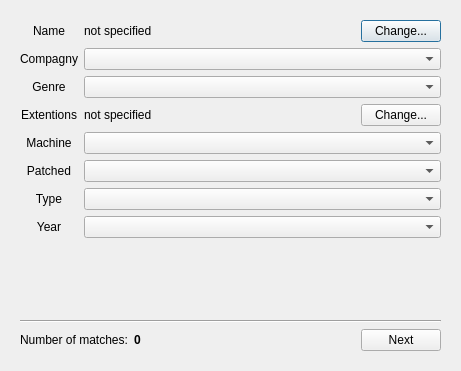
First picture: the form in res/softwaredb.ui, repository openMSX/catapult, before the edit.
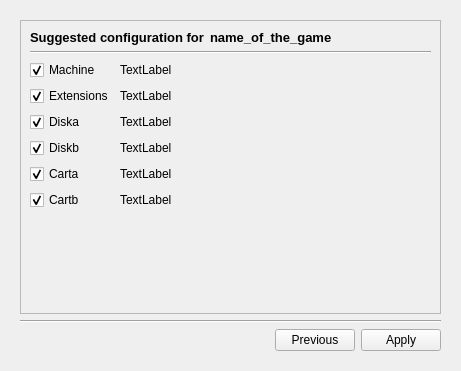
Second picture: the form after the edit. The open tabs and pages were chosen to show the change. Icons and pictures are not drawn. Custom widgets are drawn as their Qt base class.

Commit message: more splitters and slideshow widgetsm and some more ui for the softwaredb

Patch:
```diff
--- a/res/softwaredb.ui
+++ b/res/softwaredb.ui
@@ -25,6 +25,14 @@
       <number>1</number>
      </property>
      <widget class="QWidget" name="page" >
+      <property name="geometry" >
+       <rect>
+        <x>0</x>
+        <y>0</y>
+        <width>443</width>
+        <height>353</height>
+       </rect>
+      </property>
       <layout class="QVBoxLayout" >
        <item>
         <layout class="QGridLayout" >
@@ -486,10 +494,292 @@
        </item>
       </layout>
      </widget>
-    </widget>
-   </item>
-  </layout>
- </widget>
+     <widget class="QWidget" name="page_3" >
+      <property name="geometry" >
+       <rect>
+        <x>0</x>
+        <y>0</y>
+        <width>443</width>
+        <height>353</height>
+       </rect>
+      </property>
+      <layout class="QVBoxLayout" name="verticalLayout" >
+       <item>
+        <widget class="QFrame" name="frame_2" >
+         <property name="sizePolicy" >
+          <sizepolicy vsizetype="Expanding" hsizetype="Expanding" >
+           <horstretch>0</horstretch>
+           <verstretch>0</verstretch>
+          </sizepolicy>
+         </property>
+         <property name="frameShape" >
+          <enum>QFrame::StyledPanel</enum>
+         </property>
+         <property name="frameShadow" >
+          <enum>QFrame::Raised</enum>
+         </property>
+         <layout class="QVBoxLayout" name="verticalLayout_2" >
+          <item>
+           <layout class="QHBoxLayout" name="horizontalLayout_2" >
+            <item>
+             <widget class="QLabel" name="label_9" >
+              <property name="sizePolicy" >
+               <sizepolicy vsizetype="Preferred" hsizetype="Minimum" >
+                <horstretch>0</horstretch>
+                <verstretch>0</verstretch>
+               </sizepolicy>
+              </property>
+              <property name="font" >
+               <font>
+                <pointsize>10</pointsize>
+                <weight>75</weight>
+                <bold>true</bold>
+               </font>
+              </property>
+              <property name="text" >
+               <string>Suggested configuration for</string>
+              </property>
+             </widget>
+            </item>
+            <item>
+             <widget class="QLabel" name="gamenameLabel" >
+              <property name="sizePolicy" >
+               <sizepolicy vsizetype="Preferred" hsizetype="Expanding" >
+                <horstretch>0</horstretch>
+                <verstretch>0</verstretch>
+               </sizepolicy>
+              </property>
+              <property name="font" >
+               <font>
+                <pointsize>10</pointsize>
+                <weight>75</weight>
+                <bold>true</bold>
+               </font>
+              </property>
+              <property name="text" >
+               <string>name_of_the_game</string>
+              </property>
+             </widget>
+            </item>
+           </layout>
+          </item>
+          <item>
+           <widget class="Line" name="line_4" >
+            <property name="orientation" >
+             <enum>Qt::Horizontal</enum>
+            </property>
+           </widget>
+          </item>
+          <item>
+           <layout class="QGridLayout" name="gridLayout" >
+            <item row="0" column="0" >
+             <widget class="QCheckBox" name="machineCheckBox" >
+              <property name="text" >
+               <string>Machine</string>
+              </property>
+              <property name="checked" >
+               <bool>true</bool>
+              </property>
+             </widget>
+            </item>
+            <item row="0" column="1" >
+             <widget class="QLabel" name="machineLabel" >
+              <property name="sizePolicy" >
+               <sizepolicy vsizetype="Preferred" hsizetype="Expanding" >
+                <horstretch>0</horstretch>
+                <verstretch>0</verstretch>
+               </sizepolicy>
+              </property>
+              <property name="text" >
+               <string>TextLabel</string>
+              </property>
+             </widget>
+            </item>
+            <item row="1" column="0" >
+             <widget class="QCheckBox" name="extensionsCheckBox" >
+              <property name="text" >
+               <string>Extensions</string>
+              </property>
+              <property name="checked" >
+               <bool>true</bool>
+              </property>
+             </widget>
+            </item>
+            <item row="1" column="1" >
+             <widget class="QLabel" name="extensionsLabel" >
+              <property name="sizePolicy" >
+               <sizepolicy vsizetype="Preferred" hsizetype="Expanding" >
+                <horstretch>0</horstretch>
+                <verstretch>0</verstretch>
+               </sizepolicy>
+              </property>
+              <property name="text" >
+               <string>TextLabel</string>
+              </property>
+             </widget>
+            </item>
+            <item row="2" column="0" >
+             <widget class="QCheckBox" name="diskaCheckBox" >
+              <property name="text" >
+               <string>Diska</string>
+              </property>
+              <property name="checked" >
+               <bool>true</bool>
+              </property>
+             </widget>
+            </item>
+            <item row="2" column="1" >
+             <widget class="QLabel" name="diskaLabel" >
+              <property name="sizePolicy" >
+               <sizepolicy vsizetype="Preferred" hsizetype="Expanding" >
+                <horstretch>0</horstretch>
+                <verstretch>0</verstretch>
+               </sizepolicy>
+              </property>
+              <property name="text" >
+               <string>TextLabel</string>
+              </property>
+             </widget>
+            </item>
+            <item row="3" column="0" >
+             <widget class="QCheckBox" name="diskbCheckBox" >
+              <property name="text" >
+               <string>Diskb</string>
+              </property>
+              <property name="checked" >
+               <bool>true</bool>
+              </property>
+             </widget>
+            </item>
+            <item row="3" column="1" >
+             <widget class="QLabel" name="diskbLabel" >
+              <property name="sizePolicy" >
+               <sizepolicy vsizetype="Preferred" hsizetype="Expanding" >
+                <horstretch>0</horstretch>
+                <verstretch>0</verstretch>
+               </sizepolicy>
+              </property>
+              <property name="text" >
+               <string>TextLabel</string>
+              </property>
+             </widget>
+            </item>
+            <item row="4" column="0" >
+             <widget class="QCheckBox" name="cartaCheckBox" >
+              <property name="text" >
+               <string>Carta</string>
+              </property>
+              <property name="checked" >
+               <bool>true</bool>
+              </property>
+             </widget>
+            </item>
+            <item row="4" column="1" >
+             <widget class="QLabel" name="cartaLabel" >
+              <property name="sizePolicy" >
+               <sizepolicy vsizetype="Preferred" hsizetype="Expanding" >
+                <horstretch>0</horstretch>
+                <verstretch>0</verstretch>
+               </sizepolicy>
+              </property>
+              <property name="text" >
+               <string>TextLabel</string>
+              </property>
+             </widget>
+            </item>
+            <item row="5" column="0" >
+             <widget class="QCheckBox" name="cartbCheckBox" >
+              <property name="text" >
+               <string>Cartb</string>
+              </property>
+              <property name="checked" >
+               <bool>true</bool>
+              </property>
+             </widget>
+            </item>
+            <item row="5" column="1" >
+             <widget class="QLabel" name="cartbLabel" >
+              <property name="sizePolicy" >
+               <sizepolicy vsizetype="Preferred" hsizetype="Expanding" >
+                <horstretch>0</horstretch>
+                <verstretch>0</verstretch>
+               </sizepolicy>
+              </property>
+              <property name="text" >
+               <string>TextLabel</string>
+              </property>
+             </widget>
+            </item>
+           </layout>
+          </item>
+          <item>
+           <spacer name="verticalSpacer" >
+            <property name="orientation" >
+             <enum>Qt::Vertical</enum>
+            </property>
+            <property name="sizeHint" stdset="0" >
+             <size>
+              <width>20</width>
+              <height>81</height>
+             </size>
+            </property>
+           </spacer>
+          </item>
+         </layout>
+        </widget>
+       </item>
+       <item>
+        <widget class="Line" name="line_3" >
+         <property name="orientation" >
+          <enum>Qt::Horizontal</enum>
+         </property>
+        </widget>
+       </item>
+       <item>
+        <layout class="QHBoxLayout" name="horizontalLayout" >
+         <item>
+          <spacer name="horizontalSpacer" >
+           <property name="orientation" >
+            <enum>Qt::Horizontal</enum>
+           </property>
+           <property name="sizeHint" stdset="0" >
+            <size>
+             <width>40</width>
+             <height>20</height>
+            </size>
+           </property>
+          </spacer>
+         </item>
+         <item>
+          <widget class="QPushButton" name="previousPushButton_2" >
+           <property name="text" >
+            <string>Previous</string>
+           </property>
+          </widget>
+         </item>
+         <item>
+          <widget class="QPushButton" name="applyPushButton" >
+           <property name="text" >
+            <string>Apply</string>
+           </property>
+          </widget>
+         </item>
+        </layout>
+       </item>
+      </layout>
+     </widget>
+    </widget>
+   </item>
+  </layout>
+ </widget>
+ <customwidgets>
+  <customwidget>
+   <class>Slideshow</class>
+   <extends>QWidget</extends>
+   <header>slideshow.h</header>
+   <container>1</container>
+  </customwidget>
+ </customwidgets>
  <resources/>
  <connections/>
 </ui>
```
Left out of the diff: 48 changed lines with no effect on the pictures. Lines whose indentation alone changed are shown as unchanged. The commit also changes 9 other files.
